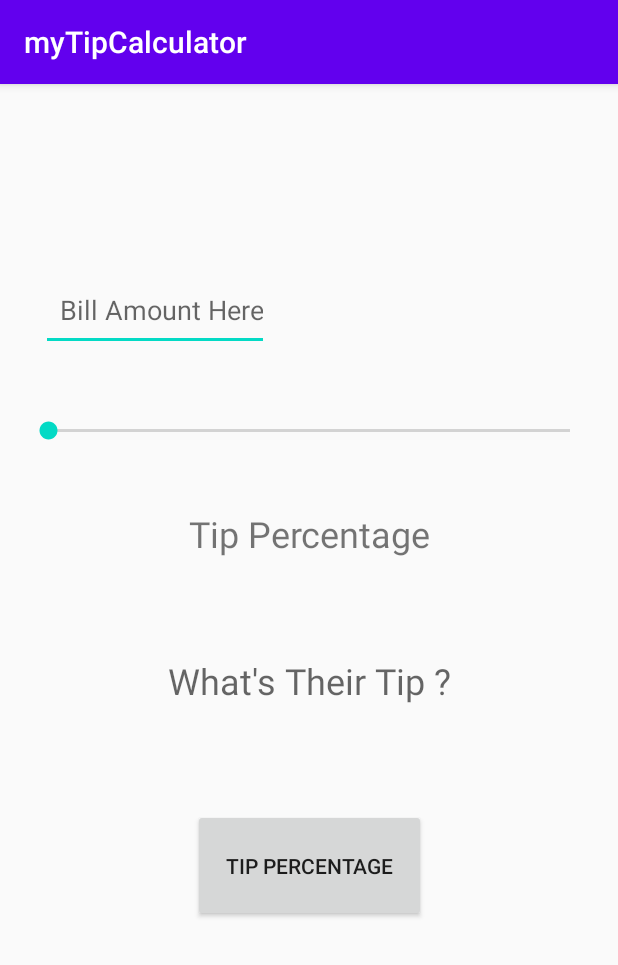
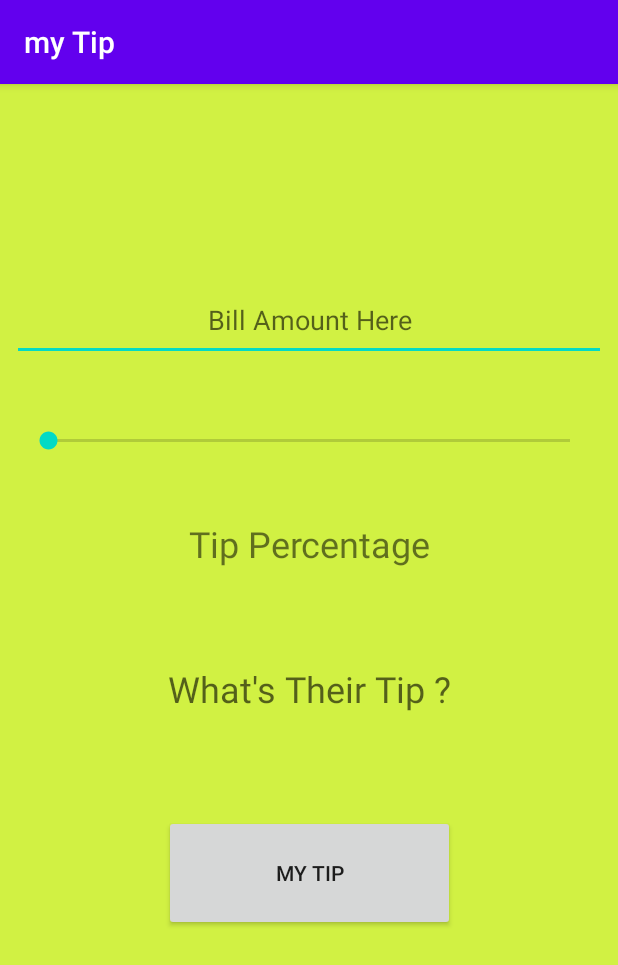
Before and after one commit to HarrisMBrad/myTipCalculator, an Android app: the screen it shows after launch (MainActivity), on a phone screen of 412 x 824 dp. Shown: the top 965 px of the screen. Run offline under Robolectric (Android 15) with nearby library versions, the phone set to English and light mode, and no system bars.

Commit message:
updated background color to #D1F143.

```diff
--- a/app/src/main/java/com/gmail/mytipcalculator/bmichaelh13/MainActivity.java
+++ b/app/src/main/java/com/gmail/mytipcalculator/bmichaelh13/MainActivity.java
@@ -3,7 +3,9 @@ package com.gmail.mytipcalculator.bmichaelh13;
 import androidx.appcompat.app.AppCompatActivity;
 
 
+import android.nfc.Tag;
 import android.os.Bundle;
+import android.util.Log;
 import android.view.View;
 import android.widget.Button;
 import android.widget.EditText;
@@ -21,6 +23,8 @@ public class MainActivity extends AppCompatActivity implements View.OnClickListe
     private int seekBarPercentage;
     private float enteredBillFloat;
 
+    public static final String TAG = "MainActivity";
+
 
 
     @Override
@@ -33,6 +37,10 @@ public class MainActivity extends AppCompatActivity implements View.OnClickListe
         calculateButton = (Button) findViewById(R.id.calculateButtonId);
         totalResultTextView = (TextView) findViewById(R.id.resultId);
         textViewSeekBar = (TextView) findViewById(R.id.textViewSeekBarId);
+
+        Toast.makeText(getApplicationContext(), "Hello Big Spender", Toast.LENGTH_LONG).show();
+
+
 
         calculateButton.setOnClickListener(this);
 
@@ -67,6 +75,8 @@ public class MainActivity extends AppCompatActivity implements View.OnClickListe
         calculate();
     }
 
+    //TODO build out this app to include more stuff...
+
     public void calculate() {
 
         float result = 0.0f;
@@ -75,7 +85,10 @@ public class MainActivity extends AppCompatActivity implements View.OnClickListe
 
             enteredBillFloat = Float.parseFloat(enteredAmount.getText().toString());
             result = enteredBillFloat * seekBarPercentage / 100;
-            totalResultTextView.setText("$" + String.valueOf(result) + "  Your Tip");
+            totalResultTextView.setText("$" + String.valueOf(result) + "  Gratuity");
+
+            Log.v(TAG, String.valueOf(result));
+
         } else {
             Toast.makeText(MainActivity.this, "Please enter the bill amount.", Toast.LENGTH_LONG).show();
         }
--- a/app/src/main/res/layout/activity_main.xml
+++ b/app/src/main/res/layout/activity_main.xml
@@ -4,20 +4,22 @@
     xmlns:tools="http://schemas.android.com/tools"
     android:layout_width="match_parent"
     android:layout_height="match_parent"
+    android:background="#D1F143"
     tools:context=".MainActivity">
 
     <EditText
         android:id="@+id/billAmountId"
-        android:layout_width="152dp"
+        android:layout_width="0dp"
         android:layout_height="54dp"
         android:layout_marginStart="8dp"
+        android:layout_marginTop="8dp"
         android:layout_marginEnd="8dp"
         android:layout_marginBottom="8dp"
         android:ems="10"
         android:hint="@string/bill_amount_here"
         android:importantForAutofill="no"
         android:inputType="number|numberDecimal"
-        android:textAlignment="textEnd"
+        android:textAlignment="center"
         app:layout_constraintBottom_toBottomOf="parent"
         app:layout_constraintEnd_toEndOf="parent"
         app:layout_constraintHorizontal_bias="0.08"
@@ -53,12 +55,12 @@
 
     <Button
         android:id="@+id/calculateButtonId"
-        android:layout_width="155dp"
-        android:layout_height="75dp"
+        android:layout_width="194dp"
+        android:layout_height="77dp"
         android:layout_marginStart="8dp"
         android:layout_marginTop="65dp"
         android:layout_marginEnd="8dp"
-        android:text="@string/tip_percentage"
+        android:text="@string/app_name"
         app:layout_constraintBottom_toBottomOf="parent"
         app:layout_constraintEnd_toEndOf="parent"
         app:layout_constraintStart_toStartOf="parent"
@@ -70,7 +72,8 @@
         android:layout_width="225dp"
         android:layout_height="35dp"
         android:textAlignment="center"
-        android:textSize="24sp"
+        android:textSize="18sp"
+        android:textStyle="bold"
         app:layout_constraintBottom_toBottomOf="parent"
         app:layout_constraintEnd_toEndOf="parent"
         app:layout_constraintStart_toStartOf="parent"
--- a/app/src/main/res/values/strings.xml
+++ b/app/src/main/res/values/strings.xml
@@ -1,6 +1,7 @@
 <resources>
-    <string name="app_name">myTipCalculator</string>
-    <string name="tip_percentage">Tip Percentage</string>
-    <string name="bill_amount_here">Bill Amount Here</string>
-    <string name="what_s_their_tip">What\'s Their Tip ?</string>
+    <string name="app_name">my Tip </string>
+    <string name="tip_percentage"> Tip Percentage</string>
+    <string name="bill_amount_here"> Bill Amount Here</string>
+    <string name="what_s_their_tip"> What\'s Their Tip ?</string>
+
 </resources>
--- a/build.gradle
+++ b/build.gradle
@@ -8,7 +8,7 @@ buildscript {
 
     }
     dependencies {
-        classpath 'com.android.tools.build:gradle:3.6.1'
+        classpath 'com.android.tools.build:gradle:4.1.0'
 
 
         // NOTE: Do not place your application dependencies here; they belong
```
Also changed, not shown: gradle/wrapper/gradle-wrapper.properties.
